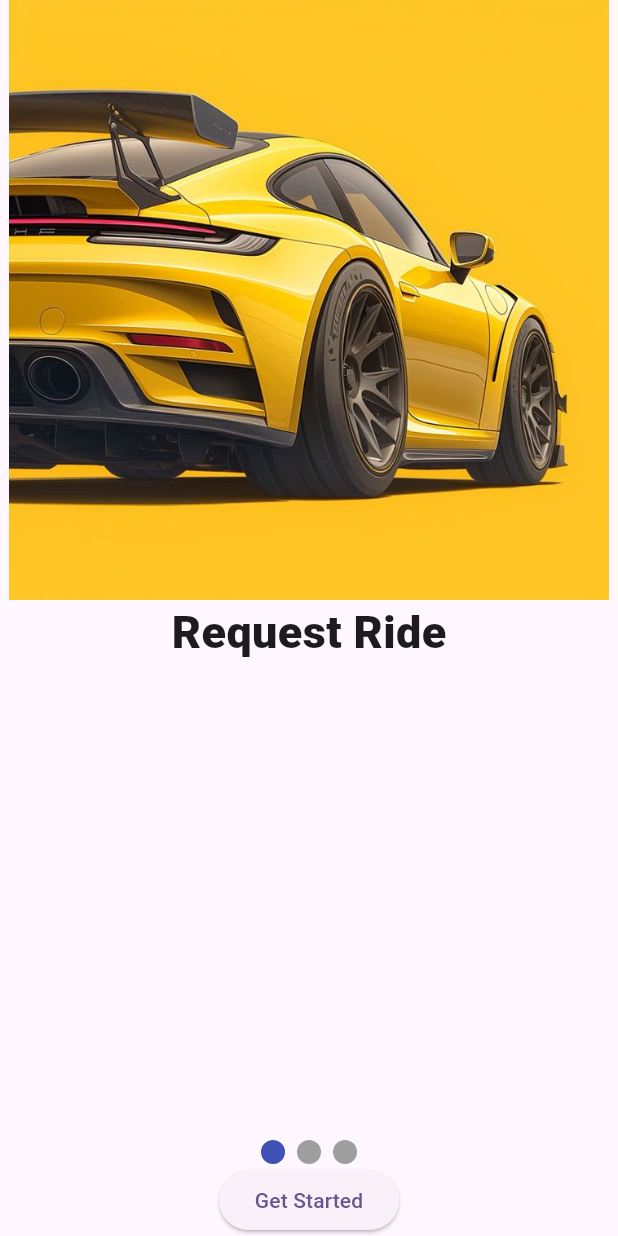
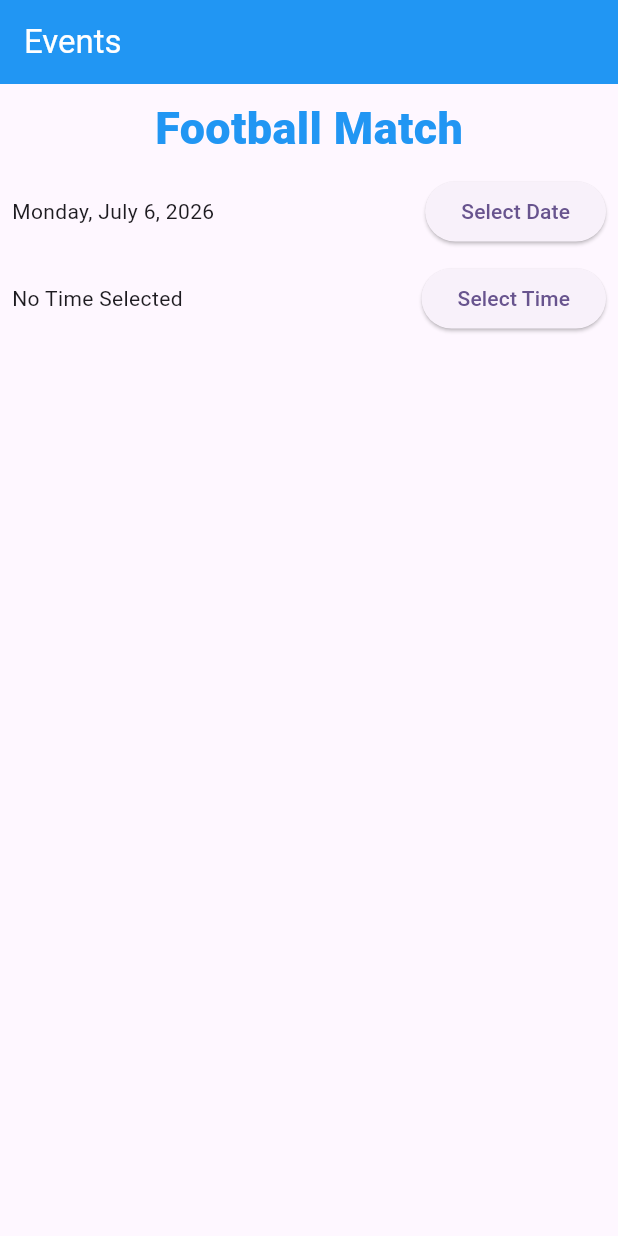
Before and after one commit to AbRehman536/junaid_frontend, a Flutter app: the screen it shows after launch, on a phone screen of 412 x 824 dp. Run offline on Flutter 3.47's test engine with Material 3 defaults, Android fonts, the phone set to English and light mode, and no system bars; drawn by our look-alikes of smooth_page_indicator.

Commit message:
Date and Time Picker Done

```diff
--- /dev/null
+++ b/lib/date_time_picker.dart
@@ -0,0 +1,74 @@
+import 'package:flutter/material.dart';
+import 'package:intl/intl.dart';
+
+class DateTimePicker extends StatefulWidget {
+  const DateTimePicker({super.key});
+
+  @override
+  State<DateTimePicker> createState() => _DateTimePickerState();
+}
+
+class _DateTimePickerState extends State<DateTimePicker> {
+  DateTime selectedDate = DateTime.now();
+  TimeOfDay? selectedTime;
+  @override
+  Widget build(BuildContext context) {
+    return Scaffold(
+      appBar: AppBar(
+        title: Text("Events"),
+        backgroundColor: Colors.blue,
+        foregroundColor: Colors.white,
+      ),
+      body: Padding(
+        padding: const EdgeInsets.all(8.0),
+        child: Column(
+          children: [
+            Text("Football Match", style: TextStyle(
+              fontWeight: FontWeight.w900,
+              fontSize: 30,
+              color: Colors.blue
+            ),),
+            SizedBox(height: 10,),
+            Row(
+              mainAxisAlignment: MainAxisAlignment.spaceBetween,
+              children: [
+                Text(DateFormat.yMMMMEEEEd().format(selectedDate)),
+                ElevatedButton(onPressed: (){
+                  showDatePicker(
+                      context: context,
+                      firstDate: DateTime.now(),
+                      lastDate: DateTime(2100))
+                      .then((value){
+                        setState(() {
+                          selectedDate = value!;
+                        });
+                  });
+                }, child: Text("Select Date"))
+              ],
+            ),
+            SizedBox(height: 10,),
+            Row(
+              mainAxisAlignment: MainAxisAlignment.spaceBetween,
+              children: [
+                (selectedTime != null) ?
+                Text(selectedTime!.format(context).toString())
+                : Text("No Time Selected"),
+                ElevatedButton(onPressed: (){
+                showTimePicker(
+                    context: context,
+                    initialTime: TimeOfDay.now())
+                    .then((val){
+                      setState(() {
+                        selectedTime = val;
+                      });
+                });
+                }, child: Text("Select Time"))
+              ],
+            )
+          ],
+        ),
+      ),
+    );
+
+  }
+}
--- a/lib/main.dart
+++ b/lib/main.dart
@@ -1,6 +1,7 @@
 import 'package:flutter/material.dart';
 import 'package:flutter/cupertino.dart';
 import 'package:junaid_frontend/appBar.dart';
+import 'package:junaid_frontend/date_time_picker.dart';
 import 'package:junaid_frontend/images.dart';
 import 'package:junaid_frontend/pageView.dart';
 import 'package:junaid_frontend/row_col.dart';
@@ -36,7 +37,7 @@
         // tested with just a hot reload.
         colorScheme: ColorScheme.fromSeed(seedColor: Colors.deepPurple),
       ),
-      home: PageviewScreen()
+      home: DateTimePicker()
     );
   }
 }
--- a/pubspec.yaml
+++ b/pubspec.yaml
@@ -35,6 +35,8 @@
   # Use with the CupertinoIcons class for iOS style icons.
   cupertino_icons: ^1.0.8
   smooth_page_indicator: ^2.0.1
+  intl: ^0.20.3
+
 
 dev_dependencies:
   flutter_test:
```
Also changed, not shown: pubspec.lock.
